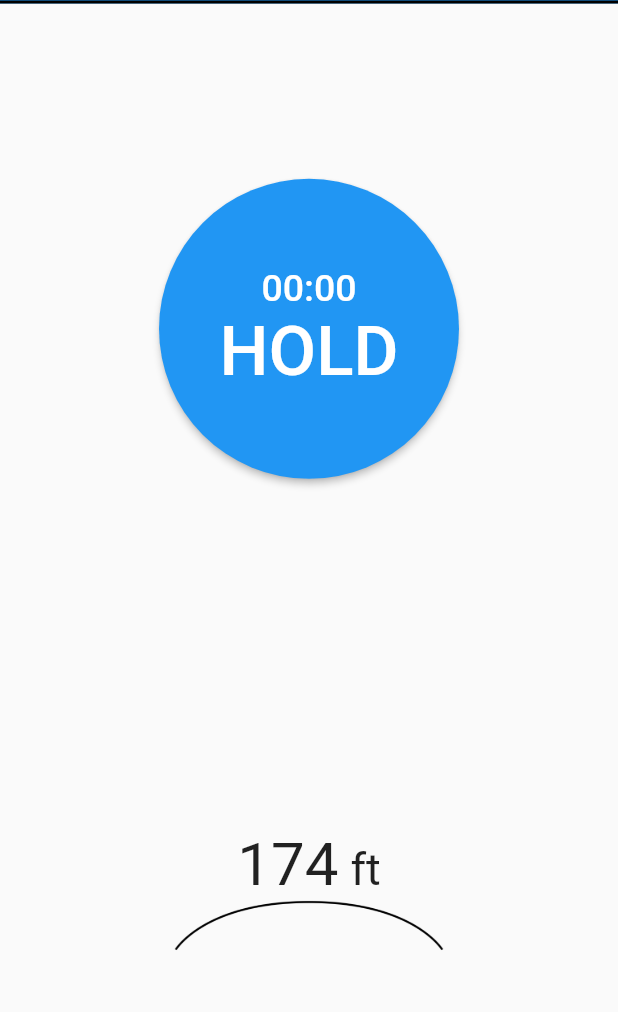
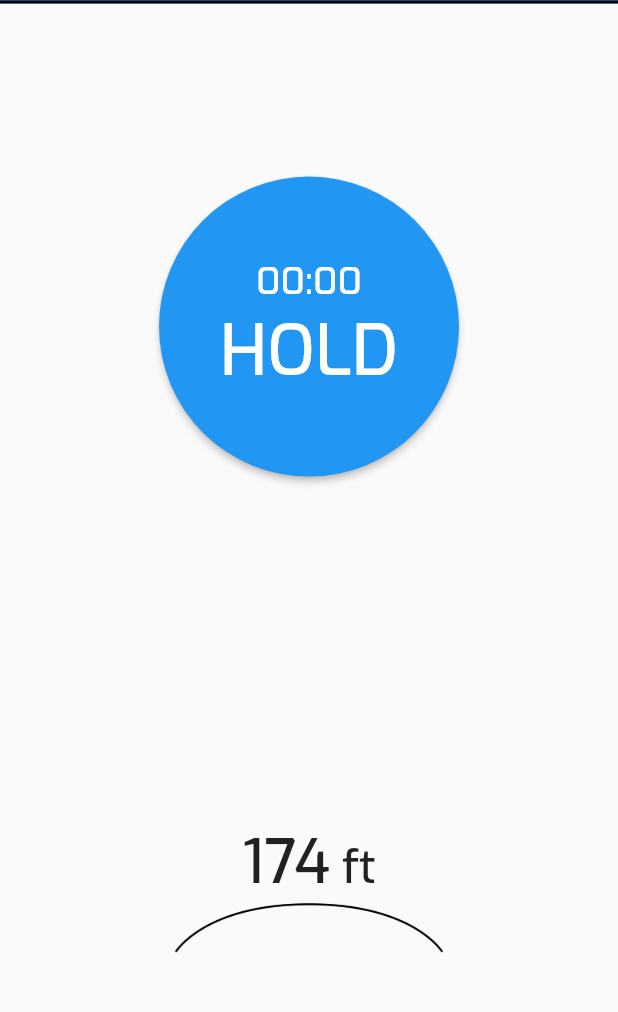
Before and after one commit to JaredTeter/height_finder, a Flutter app: the screen it shows after launch, on a phone screen of 412 x 824 dp, the part 109-1121 px from its top. Run offline on Flutter 3.47's test engine with Material 2 defaults, Android fonts, the phone set to English and light mode, and no system bars.

Commit message:
Made Exo default fontFamily

```diff
--- a/lib/custom_theme.dart
+++ b/lib/custom_theme.dart
@@ -0,0 +1,9 @@
+import 'package:flutter/material.dart';
+
+class CustomTheme {
+  static ThemeData get lightTheme {
+    return ThemeData(
+      fontFamily: 'Exo'
+    );
+  }
+}
--- a/lib/main.dart
+++ b/lib/main.dart
@@ -1,4 +1,5 @@
 import 'package:flutter/material.dart';
+import 'package:height_finder/custom_theme.dart';
 
 import 'home.dart';
 
@@ -14,9 +15,7 @@ class MyApp extends StatelessWidget {
   Widget build(BuildContext context) {
     return MaterialApp(
       title: 'Flutter Demo',
-      theme: ThemeData(
-        primarySwatch: Colors.blue,
-      ),
+      theme: CustomTheme.lightTheme,
       home: const Home(),
     );
   }
```
